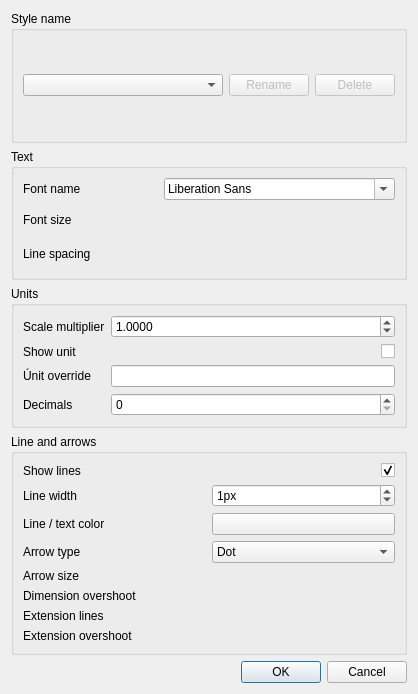
berndhahnebach/All_FreeCAD, file src/Mod/Draft/Resources/ui/dialog_AnnotationStyleEditor.ui: the form before one commit.
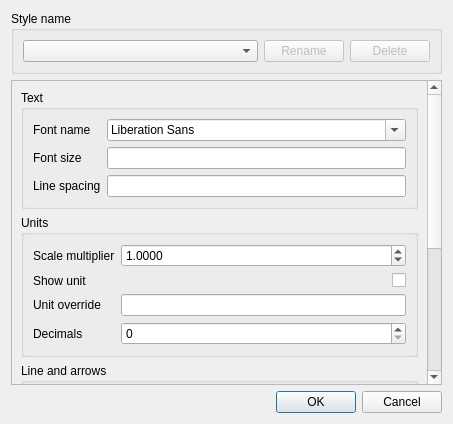
The form after the commit. Custom widgets are drawn as their Qt base class.

Commit message: Draft: Annotation editor

Patch:
```diff
--- a/src/Mod/Draft/Resources/ui/dialog_AnnotationStyleEditor.ui
+++ b/src/Mod/Draft/Resources/ui/dialog_AnnotationStyleEditor.ui
@@ -6,8 +6,8 @@
    <rect>
     <x>0</x>
     <y>0</y>
-    <width>418</width>
-    <height>694</height>
+    <width>453</width>
+    <height>424</height>
    </rect>
   </property>
   <property name="windowTitle">
@@ -82,49 +82,50 @@
     </widget>
    </item>
    <item>
+    <widget class="QScrollArea" name="scrollArea">
+     <property name="frameShadow">
+      <enum>QFrame::Plain</enum>
+     </property>
+     <property name="verticalScrollBarPolicy">
+      <enum>Qt::ScrollBarAsNeeded</enum>
+     </property>
+     <property name="widgetResizable">
+      <bool>true</bool>
+     </property>
+     <widget class="QWidget" name="scrollAreaWidgetContents">
+      <property name="geometry">
+       <rect>
+        <x>0</x>
+        <y>-110</y>
+        <width>420</width>
+        <height>589</height>
+       </rect>
+      </property>
+      <layout class="QVBoxLayout" name="verticalLayout_3">
+       <item>
     <widget class="QGroupBox" name="groupBox_3">
      <property name="title">
       <string>Text</string>
      </property>
      <layout class="QGridLayout" name="gridLayout">
-      <item row="1" column="0">
+          <item row="2" column="0">
        <widget class="QLabel" name="label_2">
         <property name="text">
          <string>Font size</string>
         </property>
        </widget>
       </item>
-      <item row="0" column="0">
-       <widget class="QLabel" name="label">
-        <property name="text">
-         <string>Font name</string>
-        </property>
-       </widget>
-      </item>
-      <item row="2" column="0">
+          <item row="4" column="0">
        <widget class="QLabel" name="label_3">
         <property name="text">
          <string>Line spacing</string>
         </property>
        </widget>
       </item>
-      <item row="1" column="1">
-       <widget class="Gui::QuantitySpinBox" name="FontSize">
-        <property name="toolTip">
-         <string>The size of the text in real-world units</string>
-        </property>
-        <property name="unit" stdset="0">
-         <string notr="true"/>
-        </property>
-       </widget>
-      </item>
-      <item row="2" column="1">
-       <widget class="Gui::QuantitySpinBox" name="LineSpacing">
-        <property name="toolTip">
-         <string>The spacing between lines of text in real-world units</string>
-        </property>
-        <property name="unit" stdset="0">
-         <string notr="true"/>
+          <item row="0" column="0">
+           <widget class="QLabel" name="label">
+            <property name="text">
+             <string>Font name</string>
         </property>
        </widget>
       </item>
@@ -135,6 +136,20 @@
         </property>
        </widget>
       </item>
+          <item row="2" column="1">
+           <widget class="Gui::InputField" name="FontSize">
+            <property name="unit" stdset="0">
+             <string notr="true"/>
+            </property>
+           </widget>
+          </item>
+          <item row="4" column="1">
+           <widget class="Gui::InputField" name="LineSpacing">
+            <property name="unit" stdset="0">
+             <string notr="true"/>
+            </property>
+           </widget>
+          </item>
      </layout>
     </widget>
    </item>
@@ -161,7 +176,7 @@
       <item row="2" column="0">
        <widget class="QLabel" name="label_6">
         <property name="text">
-         <string>Únit override</string>
+             <string>Unit override</string>
         </property>
        </widget>
       </item>
@@ -343,46 +358,38 @@
        </widget>
       </item>
       <item row="5" column="1">
-       <widget class="Gui::QuantitySpinBox" name="ArrowSize">
-        <property name="toolTip">
-         <string>The size of dimension arrows</string>
-        </property>
+           <widget class="Gui::InputField" name="ArrowSize">
         <property name="unit" stdset="0">
          <string notr="true"/>
         </property>
        </widget>
       </item>
       <item row="6" column="1">
-       <widget class="Gui::QuantitySpinBox" name="DimensionOvershoot">
-        <property name="toolTip">
-         <string>How far must the main dimension line extend pass the measured points</string>
-        </property>
+           <widget class="Gui::InputField" name="DimensionOvershoot">
         <property name="unit" stdset="0">
          <string notr="true"/>
         </property>
        </widget>
       </item>
       <item row="7" column="1">
-       <widget class="Gui::QuantitySpinBox" name="ExtensionLines">
-        <property name="toolTip">
-         <string>The length of extension lines</string>
-        </property>
+           <widget class="Gui::InputField" name="ExtensionLines">
         <property name="unit" stdset="0">
          <string notr="true"/>
         </property>
        </widget>
       </item>
       <item row="8" column="1">
-       <widget class="Gui::QuantitySpinBox" name="ExtensionOvershoot">
-        <property name="toolTip">
-         <string>How far must the extension lines extend above the main dimension line</string>
-        </property>
+           <widget class="Gui::InputField" name="ExtensionOvershoot">
         <property name="unit" stdset="0">
          <string notr="true"/>
         </property>
        </widget>
       </item>
      </layout>
+        </widget>
+       </item>
+      </layout>
+     </widget>
     </widget>
    </item>
    <item>
@@ -399,9 +406,9 @@
  </widget>
  <customwidgets>
   <customwidget>
-   <class>Gui::QuantitySpinBox</class>
-   <extends>QWidget</extends>
-   <header>Gui/QuantitySpinBox.h</header>
+   <class>Gui::InputField</class>
+   <extends>QLineEdit</extends>
+   <header>Gui/InputField.h</header>
   </customwidget>
   <customwidget>
    <class>Gui::ColorButton</class>
```
Left out of the diff: 2 changed lines with no effect on the pictures. Lines whose indentation alone changed are shown as unchanged. The commit also changes 5 other files.
